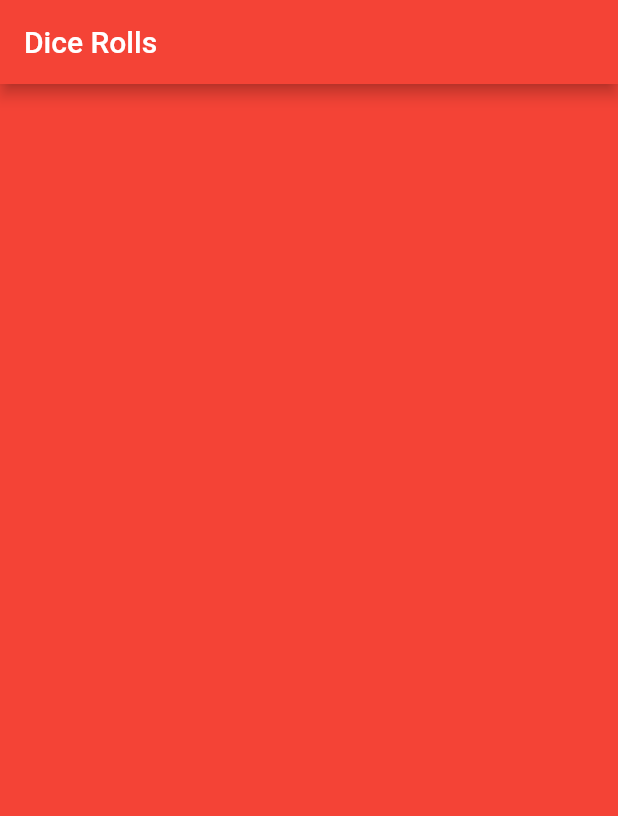
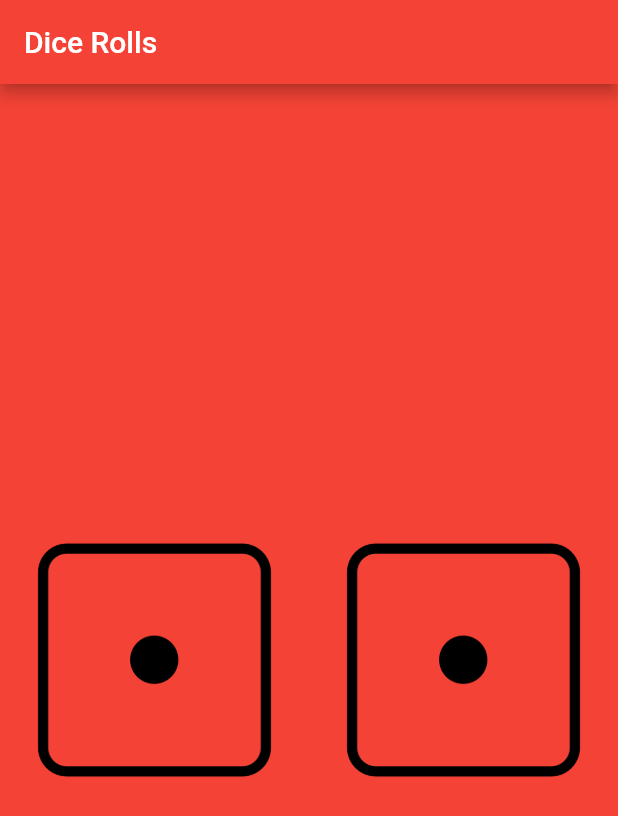
Before and after one commit to ryan5/dice_app, a Flutter app: the screen it shows after launch, on a phone screen of 412 x 824 dp. Shown: the top 816 px of the screen. Run offline on Flutter 3.47's test engine with Material 2 defaults, Android fonts, the phone set to English and light mode, and no system bars.

```diff
--- a/lib/main.dart
+++ b/lib/main.dart
@@ -1,3 +1,4 @@
+import 'dart:math';
 import 'package:flutter/material.dart';
 
 void main() => runApp(DiceApp());
@@ -9,7 +10,13 @@ class DiceApp extends StatefulWidget {
 
 class _DiceAppState extends State<DiceApp> {
   @override
+  int leftDieNumber = 1;
+  int rightDieNumber = 1;
   Widget build(BuildContext context) {
+    void changeDice(){
+      leftDieNumber = Random().nextInt(6)+1;
+      rightDieNumber = Random().nextInt(6)+1;
+    }
     return MaterialApp(
       home: Scaffold(
         appBar: AppBar(
@@ -20,7 +27,24 @@ class _DiceAppState extends State<DiceApp> {
         ),
         backgroundColor: Colors.red,
         body: Center(
-
+          child: Row(
+            children: <Widget>[
+              Expanded(child:
+              FlatButton(onPressed:
+              changeDice,
+                  child: Image.asset(
+                      'images/inverted-dice-$leftDieNumber.png'),
+              ),
+              ),
+              Expanded(child:
+              FlatButton(onPressed:
+              changeDice,
+                  child: Image.asset(
+                      'images/inverted-dice-$rightDieNumber.png'),
+              ),
+              ),
+            ],
+          ),
         ),
       ),
     );
```
Also changed, not shown: pubspec.yaml (+2 -51 lines), images/inverted-dice-1.png (added), images/inverted-dice-2.png (added), images/inverted-dice-3.png (added), images/inverted-dice-4.png (added), images/inverted-dice-5.png (added), images/inverted-dice-6.png (added).
